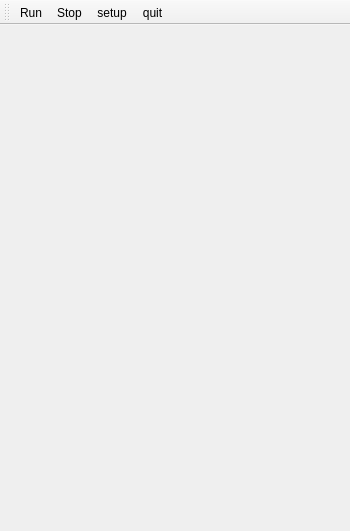
Old version of the form so2sdr-bandmap/bandmap.ui in the repository n4ogw/so2sdr.
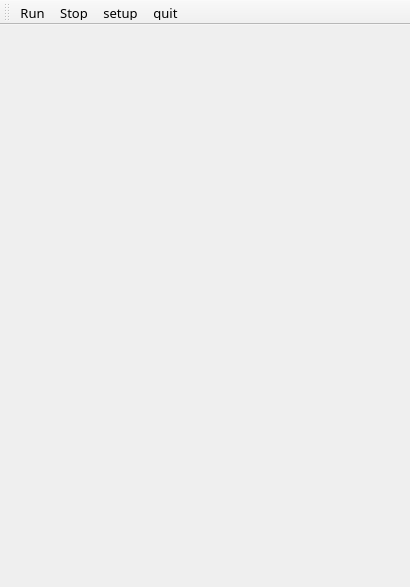
New version of the form. Icons and pictures are not drawn. Custom widgets are drawn as their Qt base class.

```diff
--- a/so2sdr-bandmap/bandmap.ui
+++ b/so2sdr-bandmap/bandmap.ui
@@ -6,8 +6,8 @@
    <rect>
     <x>0</x>
     <y>0</y>
-    <width>350</width>
-    <height>531</height>
+    <width>410</width>
+    <height>587</height>
    </rect>
   </property>
   <property name="sizePolicy">
@@ -25,9 +25,15 @@
   <property name="maximumSize">
    <size>
     <width>800</width>
-    <height>1450</height>
+    <height>2000</height>
    </size>
   </property>
+  <property name="font">
+   <font>
+    <family>Sans</family>
+    <pointsize>10</pointsize>
+   </font>
+  </property>
   <property name="windowTitle">
    <string>so2sdr-bandmap</string>
   </property>
@@ -47,12 +53,12 @@
    <property name="maximumSize">
     <size>
      <width>805</width>
-     <height>1400</height>
+     <height>2000</height>
     </size>
    </property>
    <layout class="QVBoxLayout" name="verticalLayout">
     <property name="spacing">
-     <number>1</number>
+     <number>0</number>
     </property>
     <property name="margin">
      <number>2</number>
@@ -65,7 +71,7 @@
       <item>
        <widget class="BandmapDisplay" name="display">
         <property name="sizePolicy">
-         <sizepolicy hsizetype="MinimumExpanding" vsizetype="Preferred">
+         <sizepolicy hsizetype="MinimumExpanding" vsizetype="MinimumExpanding">
           <horstretch>0</horstretch>
           <verstretch>0</verstretch>
          </sizepolicy>
@@ -79,9 +85,15 @@
         <property name="maximumSize">
          <size>
           <width>800</width>
-          <height>1390</height>
+          <height>2000</height>
          </size>
         </property>
+        <property name="font">
+         <font>
+          <family>Sans</family>
+          <pointsize>10</pointsize>
+         </font>
+        </property>
        </widget>
       </item>
       <item>
@@ -101,9 +113,15 @@
         <property name="maximumSize">
          <size>
           <width>35</width>
-          <height>1390</height>
+          <height>2000</height>
          </size>
         </property>
+        <property name="font">
+         <font>
+          <family>Sans</family>
+          <pointsize>10</pointsize>
+         </font>
+        </property>
         <property name="text">
          <string/>
         </property>
@@ -120,9 +138,15 @@
         <property name="maximumSize">
          <size>
           <width>110</width>
-          <height>1390</height>
+          <height>2000</height>
          </size>
         </property>
+        <property name="font">
+         <font>
+          <family>Sans</family>
+          <pointsize>10</pointsize>
+         </font>
+        </property>
         <property name="text">
          <string/>
         </property>
@@ -145,6 +169,12 @@
      <height>25</height>
     </size>
    </property>
+   <property name="font">
+    <font>
+     <family>Sans</family>
+     <pointsize>10</pointsize>
+    </font>
+   </property>
    <property name="windowTitle">
     <string>toolBar</string>
    </property>
@@ -170,6 +200,12 @@
    <property name="toolTip">
     <string>Start bandmap</string>
    </property>
+   <property name="font">
+    <font>
+     <family>Sans</family>
+     <pointsize>10</pointsize>
+    </font>
+   </property>
   </action>
   <action name="actionStop">
    <property name="icon">
@@ -182,6 +218,12 @@
    <property name="toolTip">
     <string>Stop bandmap</string>
    </property>
+   <property name="font">
+    <font>
+     <family>Sans</family>
+     <pointsize>10</pointsize>
+    </font>
+   </property>
   </action>
   <action name="actionSetup">
    <property name="icon">
@@ -194,6 +236,12 @@
    <property name="toolTip">
     <string>Configure bandmap</string>
    </property>
+   <property name="font">
+    <font>
+     <family>Sans</family>
+     <pointsize>10</pointsize>
+    </font>
+   </property>
   </action>
   <action name="actionQuit">
    <property name="icon">
@@ -206,6 +254,12 @@
    <property name="toolTip">
     <string>Exit application</string>
    </property>
+   <property name="font">
+    <font>
+     <family>Sans</family>
+     <pointsize>10</pointsize>
+    </font>
+   </property>
   </action>
  </widget>
  <customwidgets>
```
Left out of the diff: 11 changed lines with no effect on the pictures.
